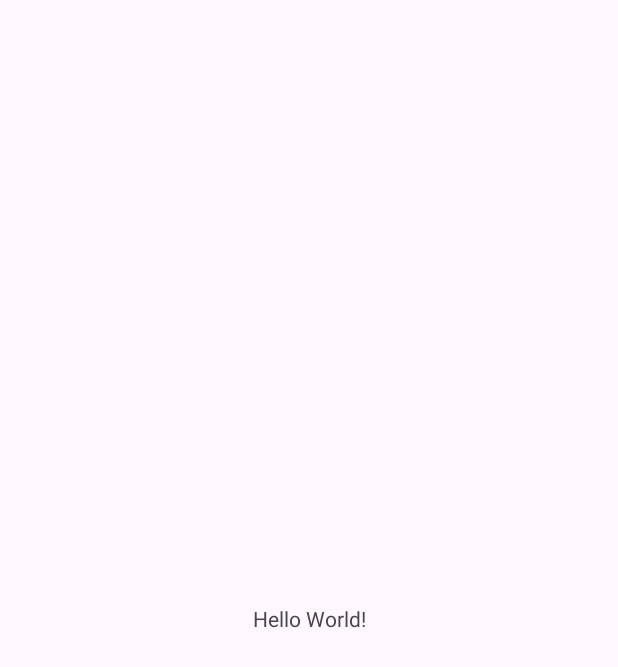
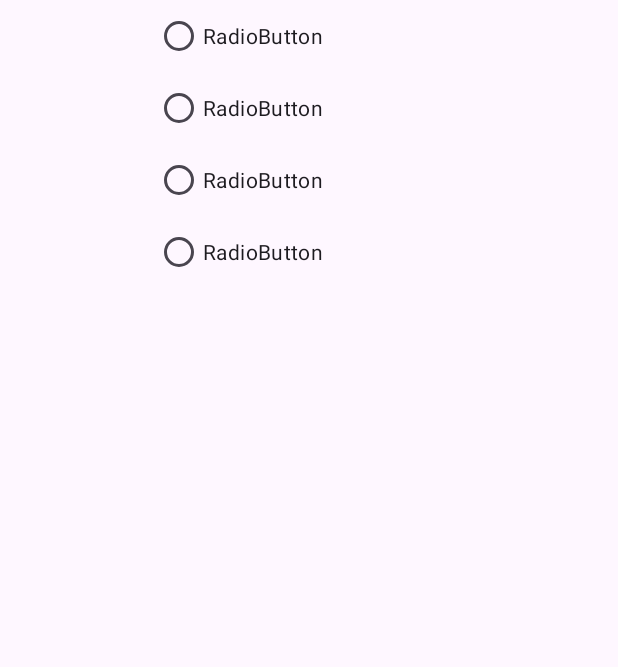
Before and after one commit to varunvaliveti/WakeBuddy, an Android app: the screen it shows after launch (MainActivity), on a phone screen of 412 x 824 dp. Before the commit the part shown is almost empty. Shown: the top 667 px of the screen. Run offline under Robolectric (Android 15) with nearby library versions, the phone set to English and light mode, and no system bars.

Commit message:
Created fragments & linked to buttons.

```diff
--- a/app/src/main/java/edu/sjsu/android/wakebuddy/MainActivity.java
+++ b/app/src/main/java/edu/sjsu/android/wakebuddy/MainActivity.java
@@ -1,24 +1,58 @@
 package edu.sjsu.android.wakebuddy;
 
+import android.app.AlarmManager;
+import android.app.PendingIntent;
 import android.os.Bundle;
+import android.widget.Button;
+import android.widget.RadioGroup;
 
 import androidx.activity.EdgeToEdge;
 import androidx.appcompat.app.AppCompatActivity;
 import androidx.core.graphics.Insets;
 import androidx.core.view.ViewCompat;
 import androidx.core.view.WindowInsetsCompat;
+import androidx.fragment.app.Fragment;
+import androidx.fragment.app.FragmentTransaction;
 
 public class MainActivity extends AppCompatActivity {
+
+    private AlarmManager alarmManager;
+    private PendingIntent pendingIntent;
+    private Button setAlarm;
+    private RadioGroup radioGroupTask;
+
 
     @Override
     protected void onCreate(Bundle savedInstanceState) {
         super.onCreate(savedInstanceState);
-        EdgeToEdge.enable(this);
         setContentView(R.layout.activity_main);
-        ViewCompat.setOnApplyWindowInsetsListener(findViewById(R.id.main), (v, insets) -> {
-            Insets systemBars = insets.getInsets(WindowInsetsCompat.Type.systemBars());
-            v.setPadding(systemBars.left, systemBars.top, systemBars.right, systemBars.bottom);
-            return insets;
+
+        RadioGroup radioGroup = findViewById(R.id.radioGroup);
+
+        radioGroup.setOnCheckedChangeListener(new RadioGroup.OnCheckedChangeListener() {
+            @Override
+            public void onCheckedChanged(RadioGroup group, int checkedId) {
+                Fragment selectedFragment = null;
+
+                // Use if-else to handle selection
+                if (checkedId == R.id.radioButton) {
+                    selectedFragment = new barcode_alarm();
+                } else if (checkedId == R.id.radioButton2) {
+                    selectedFragment = new math_alarm();
+                } else if (checkedId == R.id.radioButton3) {
+                    selectedFragment = new movement_alarm();
+                }
+
+                if (selectedFragment != null) {
+                    loadFragment(selectedFragment);
+                }
+            }
         });
     }
+
+    private void loadFragment(Fragment fragment) {
+        FragmentTransaction transaction = getSupportFragmentManager().beginTransaction();
+        transaction.replace(R.id.fragmentContainer, fragment);
+        transaction.commit();
+    }
 }
--- a/app/src/main/res/layout/activity_main.xml
+++ b/app/src/main/res/layout/activity_main.xml
@@ -7,13 +7,48 @@
     android:layout_height="match_parent"
     tools:context=".MainActivity">
 
-    <TextView
-        android:layout_width="wrap_content"
-        android:layout_height="wrap_content"
-        android:text="Hello World!"
-        app:layout_constraintBottom_toBottomOf="parent"
+    <RadioGroup
+        android:layout_width="206dp"
+        android:layout_height="193dp"
+        android:id="@+id/radioGroup"
         app:layout_constraintEnd_toEndOf="parent"
         app:layout_constraintStart_toStartOf="parent"
-        app:layout_constraintTop_toTopOf="parent" />
+        app:layout_constraintTop_toTopOf="parent">
+
+
+        <RadioButton
+            android:id="@+id/radioButton"
+            android:layout_width="match_parent"
+            android:layout_height="wrap_content"
+            android:text="RadioButton" />
+
+        <RadioButton
+            android:id="@+id/radioButton2"
+            android:layout_width="match_parent"
+            android:layout_height="wrap_content"
+            android:text="RadioButton" />
+
+        <RadioButton
+            android:id="@+id/radioButton3"
+            android:layout_width="match_parent"
+            android:layout_height="wrap_content"
+            android:text="RadioButton" />
+
+        <RadioButton
+            android:id="@+id/radioButton4"
+            android:layout_width="match_parent"
+            android:layout_height="wrap_content"
+            android:text="RadioButton" />
+    </RadioGroup>
+
+    <FrameLayout
+        android:id="@+id/fragmentContainer"
+        android:layout_width="0dp"
+        android:layout_height="0dp"
+        app:layout_constraintTop_toBottomOf="@id/radioGroup"
+        app:layout_constraintBottom_toBottomOf="parent"
+        app:layout_constraintStart_toStartOf="parent"
+        app:layout_constraintEnd_toEndOf="parent"/>
+
 
 </androidx.constraintlayout.widget.ConstraintLayout>
--- a/app/src/main/res/values/strings.xml
+++ b/app/src/main/res/values/strings.xml
@@ -1,3 +1,8 @@
 <resources>
     <string name="app_name">WakeBuddy</string>
+    <!-- TODO: Remove or change this placeholder text -->
+    <string name="hello_blank_fragment">Hello blank fragment</string>
+    <string name="fragment_for_setting_alarms_requiring_movement">Fragment for setting alarms requiring movement</string>
+    <string name="fragment_for_setting_math_alarm">Fragment for setting math alarm</string>
+    <string name="fragment_for_setting_barcode_alarm">Fragment for setting barcode alarm</string>
 </resources>
```
Also changed, not shown: app/src/main/java/edu/sjsu/android/wakebuddy/barcode_alarm.java (added, +22 -0 lines), app/src/main/java/edu/sjsu/android/wakebuddy/math_alarm.java (added, +33 -0 lines), app/src/main/java/edu/sjsu/android/wakebuddy/movement_alarm.java (added, +20 -0 lines), app/src/main/res/layout/barcode_alarm.xml (added, +14 -0 lines), app/src/main/res/layout/math_alarm.xml (added, +14 -0 lines), app/src/main/res/layout/movement_alarm.xml (added, +14 -0 lines).
